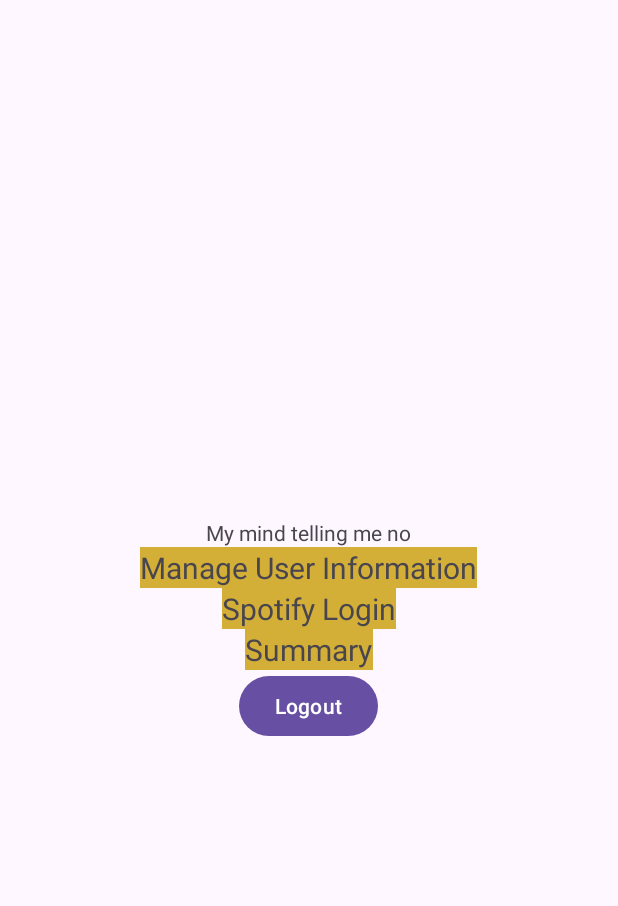
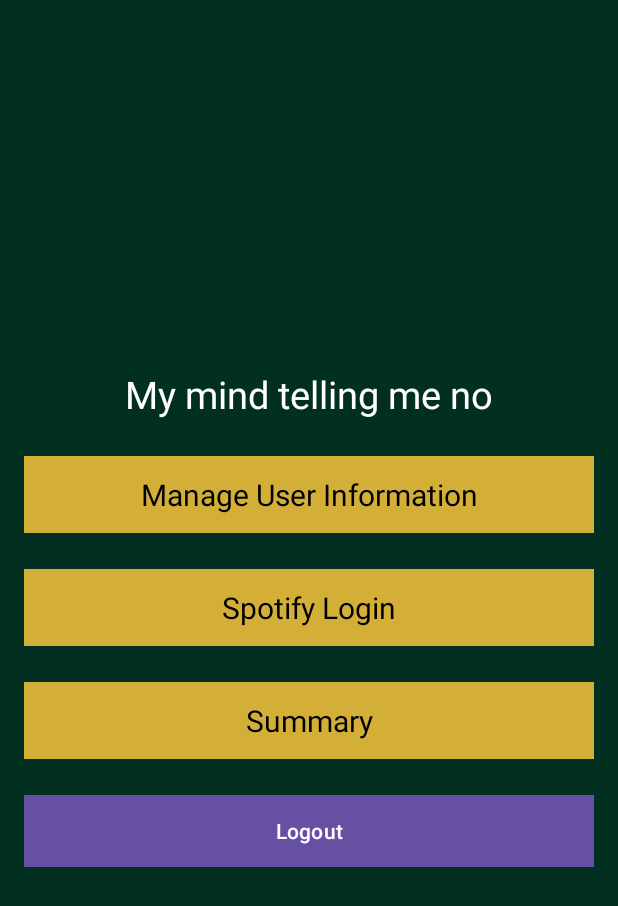
Before and after one commit to mnguyen402/SpotifyWrapper-sdk, an Android app: the MainActivity screen opened directly, with no data from a screen before it, on a phone screen of 412 x 824 dp. Shown: the top 906 px of the screen. Run offline under Robolectric (Android 15) with nearby library versions, the phone set to English and light mode, and no system bars; our stand-ins replace Firebase (no records; nobody signed in at launch, a user with empty details on screens opened directly).

Commit message:
changed format of main

```diff
--- a/app/src/main/res/layout/activity_main.xml
+++ b/app/src/main/res/layout/activity_main.xml
@@ -1,3 +1,88 @@
+<?xml version="1.0" encoding="utf-8"?>
+<ScrollView xmlns:android="http://schemas.android.com/apk/res/android"
+    xmlns:app="http://schemas.android.com/apk/res-auto"
+    xmlns:tools="http://schemas.android.com/tools"
+    android:layout_width="match_parent"
+    android:layout_height="match_parent"
+    android:background="#023020"
+    tools:context=".MainActivity">
+
+    <LinearLayout
+        android:layout_width="match_parent"
+        android:layout_height="wrap_content"
+        android:orientation="vertical"
+        android:padding="16dp"
+        android:gravity="center"
+        android:layout_gravity="center">
+
+        <TextView
+            android:id="@+id/user_details"
+            android:layout_width="wrap_content"
+            android:layout_height="wrap_content"
+            android:text="User Details"
+            android:textColor="#ffffff"
+            android:textSize="25sp"
+            android:layout_marginBottom="24dp" />
+
+        <TextView
+            android:id="@+id/userButton"
+            android:layout_width="match_parent"
+            android:layout_height="wrap_content"
+            android:text="Manage User Information"
+            android:background="@color/metallic_gold"
+            android:textColor="#000000"
+            android:textSize="20sp"
+            android:gravity="center"
+            android:padding="12dp"
+            android:layout_marginBottom="24dp" />
+
+        <TextView
+            android:id="@+id/SpotifyLogin"
+            android:layout_width="match_parent"
+            android:layout_height="wrap_content"
+            android:text="Spotify Login"
+            android:background="@color/metallic_gold"
+            android:textColor="#000000"
+            android:textSize="20sp"
+            android:gravity="center"
+            android:padding="12dp"
+            android:layout_marginBottom="24dp" />
+
+        <TextView
+            android:id="@+id/SummaryButton"
+            android:layout_width="match_parent"
+            android:layout_height="wrap_content"
+            android:text="Summary"
+            android:background="@color/metallic_gold"
+            android:textColor="#000000"
+            android:textSize="20sp"
+            android:gravity="center"
+            android:padding="12dp"
+            android:layout_marginBottom="24dp" />
+
+        <Button
+            android:id="@+id/logout"
+            android:layout_width="match_parent"
+            android:layout_height="wrap_content"
+            android:text="@string/logout"
+            android:textColor="#ffffff"
+            android:background="@color/metallic_gold"
+            android:layout_marginBottom="30dp" />
+
+        <FrameLayout
+            android:id="@+id/fragment_container"
+            android:layout_width="wrap_content"
+            android:layout_height="wrap_content">
+
+        </FrameLayout>
+
+    </LinearLayout>
+</ScrollView>
+
+
+
+
+    <!--
     <?xml version="1.0" encoding="utf-8"?>
     <LinearLayout xmlns:android="http://schemas.android.com/apk/res/android"
         xmlns:app="http://schemas.android.com/apk/res-auto"
@@ -52,3 +137,4 @@
         </FrameLayout>
 
     </LinearLayout>
+    -->
```
Lines whose indentation alone changed are shown as unchanged.
